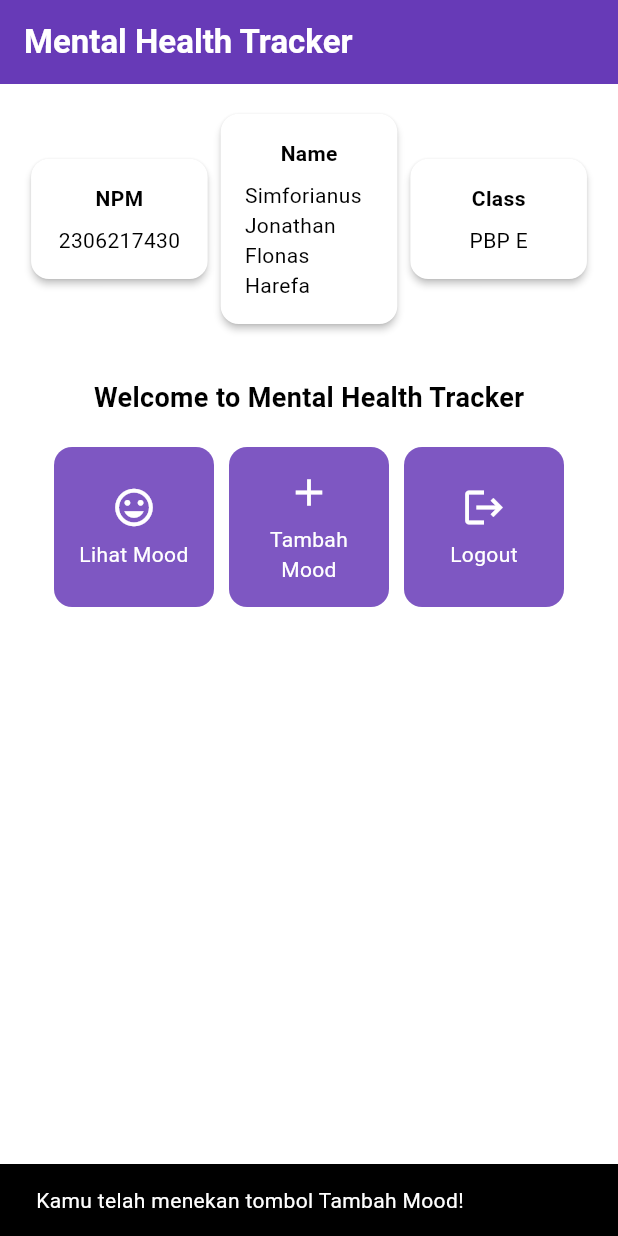
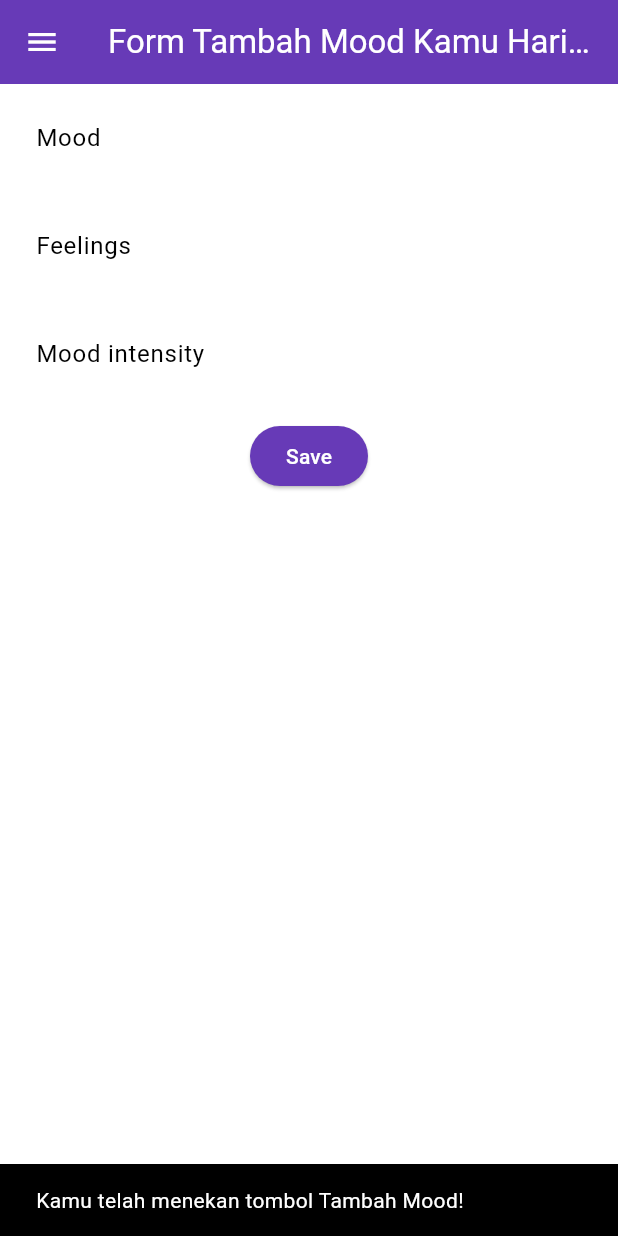
Before and after one commit to SimforianusJonathan/mental-health-tracker-mobile, a Flutter app: the screen it shows after launch, after a tap on "Tambah Mood", on a phone screen of 412 x 824 dp. Run offline on Flutter 3.47's test engine with Material 3 defaults, Android fonts, the phone set to English and light mode, and no system bars.

Commit message:
finishing tutorial7 pbp

```diff
--- a/lib/main.dart
+++ b/lib/main.dart
@@ -1,5 +1,5 @@
 import 'package:flutter/material.dart';
-import 'package:mental_health_tracker/menu.dart';
+import 'package:mental_health_tracker/screens/menu.dart';
 
 void main() {
   runApp(const MyApp());
--- a/lib/menu.dart
+++ b/lib/screens/menu.dart
@@ -1,101 +1,8 @@
 import 'package:flutter/material.dart';
-
-class ItemCard extends StatelessWidget {
-  // Menampilkan kartu dengan ikon dan nama.
-
-  final ItemHomepage item;
-
-  const ItemCard(this.item, {super.key});
-
-  @override
-  Widget build(BuildContext context) {
-    return Material(
-      // Menentukan warna latar belakang dari tema aplikasi.
-      color: Theme.of(context).colorScheme.secondary,
-      // Membuat sudut kartu melengkung.
-      borderRadius: BorderRadius.circular(12),
-
-      child: InkWell(
-        // Aksi ketika kartu ditekan.
-        onTap: () {
-          // Menampilkan pesan SnackBar saat kartu ditekan.
-          ScaffoldMessenger.of(context)
-            ..hideCurrentSnackBar()
-            ..showSnackBar(SnackBar(
-                content: Text("Kamu telah menekan tombol ${item.name}!")));
-        },
-        // Container untuk menyimpan Icon dan Text
-        child: Container(
-          padding: const EdgeInsets.all(8),
-          child: Center(
-            child: Column(
-              // Menyusun ikon dan teks di tengah kartu.
-              mainAxisAlignment: MainAxisAlignment.center,
-              children: [
-                Icon(
-                  item.icon,
-                  color: Colors.white,
-                  size: 30.0,
-                ),
-                const Padding(padding: EdgeInsets.all(3)),
-                Text(
-                  item.name,
-                  textAlign: TextAlign.center,
-                  style: const TextStyle(color: Colors.white),
-                ),
-              ],
-            ),
-          ),
-        ),
-      ),
-    );
-  }
-}
-
-class InfoCard extends StatelessWidget {
-  // Kartu informasi yang menampilkan title dan content.
-
-  final String title; // Judul kartu.
-  final String content; // Isi kartu.
-
-  const InfoCard({super.key, required this.title, required this.content});
-
-  @override
-  Widget build(BuildContext context) {
-    return Card(
-      // Membuat kotak kartu dengan bayangan dibawahnya.
-      elevation: 2.0,
-      child: Container(
-        // Mengatur ukuran dan jarak di dalam kartu.
-        width: MediaQuery.of(context).size.width /
-            3.5, // menyesuaikan dengan lebar device yang digunakan.
-        padding: const EdgeInsets.all(16.0),
-        // Menyusun title dan content secara vertikal.
-        child: Column(
-          children: [
-            Text(
-              title,
-              style: const TextStyle(fontWeight: FontWeight.bold),
-            ),
-            const SizedBox(height: 8.0),
-            Text(content),
-          ],
-        ),
-      ),
-    );
-  }
-}
-
-class ItemHomepage {
-  final String name;
-  final IconData icon;
-
-  ItemHomepage(this.name, this.icon);
-}
+import 'package:mental_health_tracker/widgets/left_drawer.dart';
+import 'package:mental_health_tracker/widgets/mood_card.dart';
 
 class MyHomePage extends StatelessWidget {
-  MyHomePage({super.key});
-
   final String npm = '2306217430'; // NPM
   final String name = 'Simforianus Jonathan Flonas Harefa'; // Nama
   final String className = 'PBP E'; // Kelas
@@ -105,6 +12,8 @@ class MyHomePage extends StatelessWidget {
     ItemHomepage("Tambah Mood", Icons.add),
     ItemHomepage("Logout", Icons.logout),
   ];
+
+  MyHomePage({super.key});
 
   @override
   Widget build(BuildContext context) {
@@ -122,7 +31,9 @@ class MyHomePage extends StatelessWidget {
         ),
         // Warna latar belakang AppBar diambil dari skema warna tema aplikasi.
         backgroundColor: Theme.of(context).colorScheme.primary,
+        iconTheme: const IconThemeData(color: Colors.white),
       ),
+      drawer: const LeftDrawer(),
       // Body halaman dengan padding di sekelilingnya.
       body: Padding(
         padding: const EdgeInsets.all(16.0),
@@ -185,3 +96,37 @@ class MyHomePage extends StatelessWidget {
     );
   }
 }
+
+class InfoCard extends StatelessWidget {
+  // Kartu informasi yang menampilkan title dan content.
+
+  final String title; // Judul kartu.
+  final String content; // Isi kartu.
+
+  const InfoCard({super.key, required this.title, required this.content});
+
+  @override
+  Widget build(BuildContext context) {
+    return Card(
+      // Membuat kotak kartu dengan bayangan dibawahnya.
+      elevation: 2.0,
+      child: Container(
+        // Mengatur ukuran dan jarak di dalam kartu.
+        width: MediaQuery.of(context).size.width /
+            3.5, // menyesuaikan dengan lebar device yang digunakan.
+        padding: const EdgeInsets.all(16.0),
+        // Menyusun title dan content secara vertikal.
+        child: Column(
+          children: [
+            Text(
+              title,
+              style: const TextStyle(fontWeight: FontWeight.bold),
+            ),
+            const SizedBox(height: 8.0),
+            Text(content),
+          ],
+        ),
+      ),
+    );
+  }
+}
--- /dev/null
+++ b/lib/screens/moodentry_form.dart
@@ -0,0 +1,163 @@
+import 'package:flutter/material.dart';
+// Impor drawer widget
+import 'package:mental_health_tracker/widgets/left_drawer.dart';
+
+class MoodEntryFormPage extends StatefulWidget {
+  const MoodEntryFormPage({super.key});
+
+  @override
+  State<MoodEntryFormPage> createState() => _MoodEntryFormPageState();
+}
+
+class _MoodEntryFormPageState extends State<MoodEntryFormPage> {
+  final _formKey = GlobalKey<FormState>();
+  String _mood = "";
+  String _feelings = "";
+  int _moodIntensity = 0;
+
+  @override
+  Widget build(BuildContext context) {
+    return Scaffold(
+      appBar: AppBar(
+        title: const Center(
+          child: Text(
+            'Form Tambah Mood Kamu Hari ini',
+          ),
+        ),
+        backgroundColor: Theme.of(context).colorScheme.primary,
+        foregroundColor: Colors.white,
+      ),
+      // Menambahkan drawe yang sudah dibuat
+      drawer: const LeftDrawer(),
+      body: Form(
+        key: _formKey,
+        child: SingleChildScrollView(
+          child: Column(
+            crossAxisAlignment: CrossAxisAlignment.start,
+            children: [
+              Padding(
+                padding: const EdgeInsets.all(8.0),
+                child: TextFormField(
+                  decoration: InputDecoration(
+                    hintText: "Mood",
+                    labelText: "Mood",
+                    border: OutlineInputBorder(
+                      borderRadius: BorderRadius.circular(5.0),
+                    ),
+                  ),
+                  onChanged: (String? value) {
+                    setState(() {
+                      _mood = value!;
+                    });
+                  },
+                  validator: (String? value) {
+                    if (value == null || value.isEmpty) {
+                      return "Mood tidak boleh kosong!";
+                    }
+                    return null;
+                  },
+                ),
+              ),
+              Padding(
+                padding: const EdgeInsets.all(8.0),
+                child: TextFormField(
+                  decoration: InputDecoration(
+                    hintText: "Feelings",
+                    labelText: "Feelings",
+                    border: OutlineInputBorder(
+                      borderRadius: BorderRadius.circular(5.0),
+                    ),
+                  ),
+                  onChanged: (String? value) {
+                    setState(() {
+                      _feelings = value!;
+                    });
+                  },
+                  validator: (String? value) {
+                    if (value == null || value.isEmpty) {
+                      return "Feelings tidak boleh kosong!";
+                    }
+                    return null;
+                  },
+                ),
+              ),
+              Padding(
+                padding: const EdgeInsets.all(8.0),
+                child: TextFormField(
+                  decoration: InputDecoration(
+                    hintText: "Mood intensity",
+                    labelText: "Mood intensity",
+                    border: OutlineInputBorder(
+                      borderRadius: BorderRadius.circular(5.0),
+                    ),
+                  ),
+                  onChanged: (String? value) {
+                    setState(() {
+                      _moodIntensity = int.tryParse(value!) ?? 0;
+                    });
+                  },
+                  validator: (String? value) {
+                    if (value == null || value.isEmpty) {
+                      return "Mood intensity tidak boleh kosong!";
+                    }
+                    if (int.tryParse(value) == null) {
+                      return "Mood intensity harus berupa angka!";
+                    }
+                    return null;
+                  },
+                ),
+              ),
+              Align(
+                alignment: Alignment.bottomCenter,
+                child: Padding(
+                  padding: const EdgeInsets.all(8.0),
+                  child: ElevatedButton(
+                    style: ButtonStyle(
+                      backgroundColor: MaterialStateProperty.all(
+                          Theme.of(context).colorScheme.primary),
+                    ),
+                    onPressed: () {
+                      if (_formKey.currentState!.validate()) {
+                        showDialog(
+                          context: context,
+                          builder: (context) {
+                            return AlertDialog(
+                              title: const Text('Mood berhasil tersimpan'),
+                              content: SingleChildScrollView(
+                                child: Column(
+                                  crossAxisAlignment: CrossAxisAlignment.start,
+                                  children: [
+                                    Text('Mood: $_mood'),
+                                    Text('Feelings: $_feelings'),
+                                    Text('Mood intensity: $_moodIntensity')
+                                  ],
+                                ),
+                              ),
+                              actions: [
+                                TextButton(
+                                  child: const Text('OK'),
+                                  onPressed: () {
+                                    Navigator.pop(context);
+                                    _formKey.currentState!.reset();
+                                  },
+                                ),
+                              ],
+                            );
+                          },
+                        );
+                      }
+                    },
+                    child: const Text(
+                      "Save",
+                      style: TextStyle(color: Colors.white),
+                    ),
+                  ),
+                ),
+              ),
+            ],
+          ),
+        ),
+      ),
+    );
+  }
+}
--- /dev/null
+++ b/lib/widgets/left_drawer.dart
@@ -0,0 +1,69 @@
+import 'package:flutter/material.dart';
+import 'package:mental_health_tracker/screens/menu.dart';
+import 'package:mental_health_tracker/screens/moodentry_form.dart';
+
+class LeftDrawer extends StatelessWidget {
+  const LeftDrawer({super.key});
+
+  @override
+  Widget build(BuildContext context) {
+    return Drawer(
+      child: ListView(
+        children: [
+          DrawerHeader(
+            decoration: BoxDecoration(
+              color: Theme.of(context).colorScheme.primary,
+            ),
+            child: const Column(
+              children: [
+                Text(
+                  'Mental Health Tracker',
+                  textAlign: TextAlign.center,
+                  style: TextStyle(
+                    fontSize: 24,
+                    fontWeight: FontWeight.bold,
+                    color: Colors.white,
+                  ),
+                ),
+                Padding(padding: EdgeInsets.all(8)),
+                Text(
+                  "Ayo jaga kesehatan mentalmu setiap hari disini!",
+                  textAlign: TextAlign.center,
+                  style: TextStyle(
+                    fontSize: 15,
+                    color: Colors.white,
+                    fontWeight: FontWeight.normal,
+                  ),
+                ),
+              ],
+            ),
+          ),
+          ListTile(
+            leading: const Icon(Icons.home_outlined),
+            title: const Text('Halaman Utama'),
+            // Bagian redirection ke MyHomePage
+            onTap: () {
+              Navigator.pushReplacement(
+                  context,
+                  MaterialPageRoute(
+                    builder: (context) => MyHomePage(),
+                  ));
+            },
+          ),
+          ListTile(
+            leading: const Icon(Icons.mood),
+            title: const Text('Tambah Mood'),
+            // Bagian redirection ke MoodEntryFormPage
+            onTap: () {
+              Navigator.push(
+                  context,
+                  MaterialPageRoute(
+                    builder: (context) => const MoodEntryFormPage(),
+                  ));
+            },
+          ),
+        ],
+      ),
+    );
+  }
+}
--- /dev/null
+++ b/lib/widgets/mood_card.dart
@@ -0,0 +1,70 @@
+import 'package:flutter/material.dart';
+import 'package:mental_health_tracker/screens/moodentry_form.dart';
+
+class ItemCard extends StatelessWidget {
+  // Menampilkan kartu dengan ikon dan nama.
+
+  final ItemHomepage item;
+
+  const ItemCard(this.item, {super.key});
+
+  @override
+  Widget build(BuildContext context) {
+    return Material(
+      // Menentukan warna latar belakang dari tema aplikasi.
+      color: Theme.of(context).colorScheme.secondary,
+      // Membuat sudut kartu melengkung.
+      borderRadius: BorderRadius.circular(12),
+
+      child: InkWell(
+        // Aksi ketika kartu ditekan.
+        onTap: () {
+          // Memunculkan SnackBar ketika diklik
+          ScaffoldMessenger.of(context)
+            ..hideCurrentSnackBar()
+            ..showSnackBar(SnackBar(
+                content: Text("Kamu telah menekan tombol ${item.name}!")));
+
+          // Navigate ke route yang sesuai (tergantung jenis tombol)
+          if (item.name == "Tambah Mood") {
+            Navigator.push(
+              context,
+              MaterialPageRoute(
+                  builder: (context) => const MoodEntryFormPage()),
+            );
+          }
+        },
+        // Container untuk menyimpan Icon dan Text
+        child: Container(
+          padding: const EdgeInsets.all(8),
+          child: Center(
+            child: Column(
+              // Menyusun ikon dan teks di tengah kartu.
+              mainAxisAlignment: MainAxisAlignment.center,
+              children: [
+                Icon(
+                  item.icon,
+                  color: Colors.white,
+                  size: 30.0,
+                ),
+                const Padding(padding: EdgeInsets.all(3)),
+                Text(
+                  item.name,
+                  textAlign: TextAlign.center,
+                  style: const TextStyle(color: Colors.white),
+                ),
+              ],
+            ),
+          ),
+        ),
+      ),
+    );
+  }
+}
+
+class ItemHomepage {
+  final String name;
+  final IconData icon;
+
+  ItemHomepage(this.name, this.icon);
+}
```
